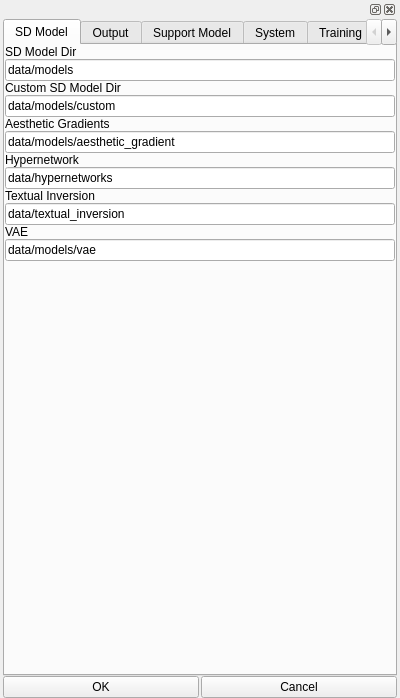
Qt form frontend/ui/system_config.ui (XmYx/ainodes-pyside) before a commit.
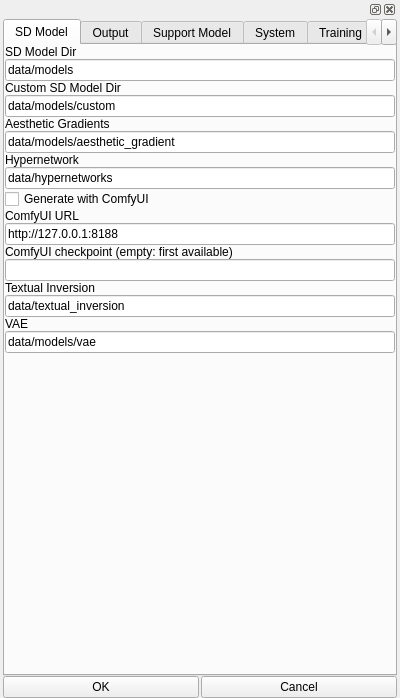
The same form after that commit. The open tabs and pages were chosen to show the change.

Commit message: Modernize to current libraries, add ComfyUI backend and one launcher per OS

Diff of the .ui file:
```diff
--- a/frontend/ui/system_config.ui
+++ b/frontend/ui/system_config.ui
@@ -152,6 +152,37 @@
              </property>
             </widget>
            </item>
+           <item>
+            <widget class="QCheckBox" name="use_comfyui">
+             <property name="text">
+              <string>Generate with ComfyUI</string>
+             </property>
+            </widget>
+           </item>
+           <item>
+            <widget class="QLabel" name="label_comfyui_url">
+             <property name="text">
+              <string>ComfyUI URL</string>
+             </property>
+            </widget>
+           </item>
+           <item>
+            <widget class="QLineEdit" name="comfyui_url">
+             <property name="text">
+              <string>http://127.0.0.1:8188</string>
+             </property>
+            </widget>
+           </item>
+           <item>
+            <widget class="QLabel" name="label_comfyui_checkpoint">
+             <property name="text">
+              <string>ComfyUI checkpoint (empty: first available)</string>
+             </property>
+            </widget>
+           </item>
+           <item>
+            <widget class="QLineEdit" name="comfyui_checkpoint"/>
+           </item>
            <item>
             <widget class="QLabel" name="label_26">
              <property name="text">
```
The commit also changes 39 other files.
